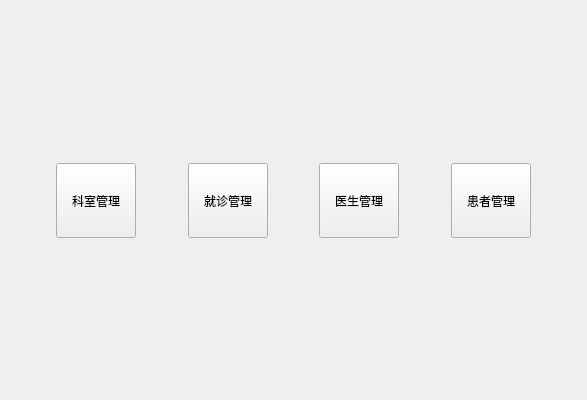
First picture: the form in welcomeview.ui, repository StephenCai6/Lab3, before the edit.
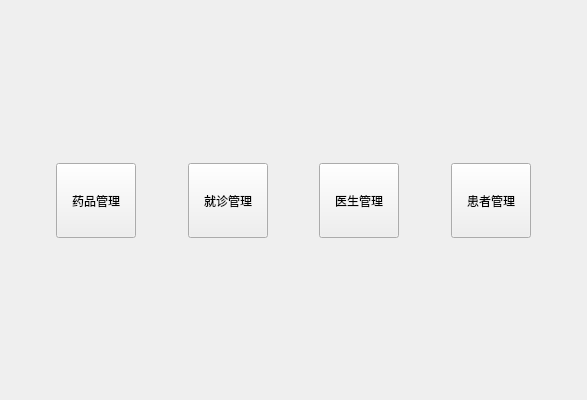
Second picture: the form after the edit.

Commit message: 完成药品信息管理模块

Patch:
```diff
--- a/welcomeview.ui
+++ b/welcomeview.ui
@@ -51,7 +51,7 @@
         </size>
        </property>
        <property name="text">
-        <string>科室管理</string>
+        <string>药品管理</string>
        </property>
       </widget>
      </item>
```
Left out of the diff: 2 changed lines with no effect on the pictures. The commit also changes 7 other files.
